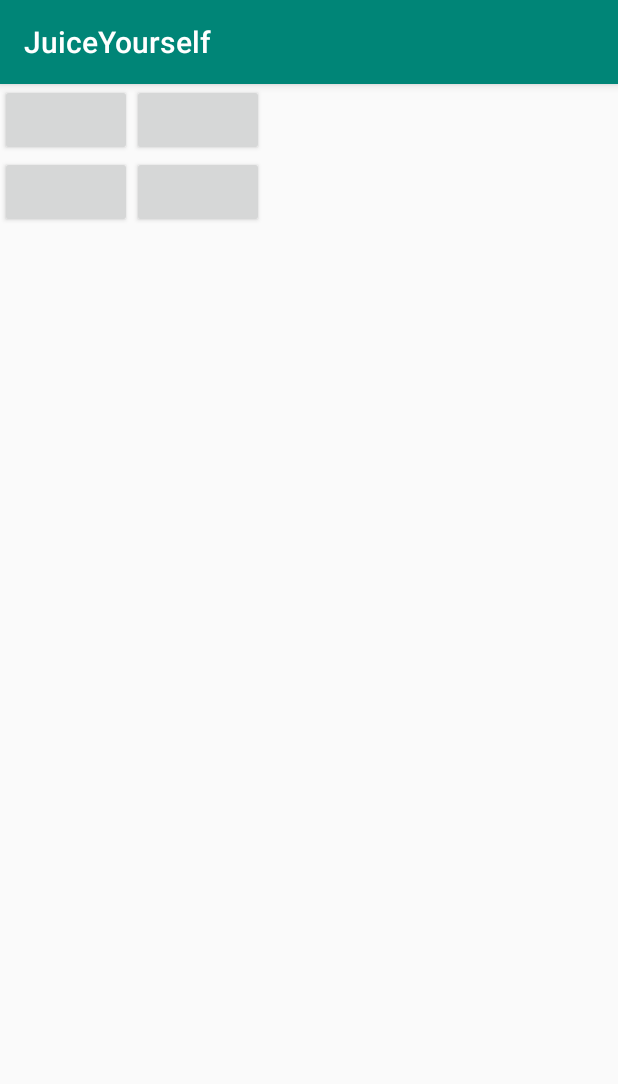
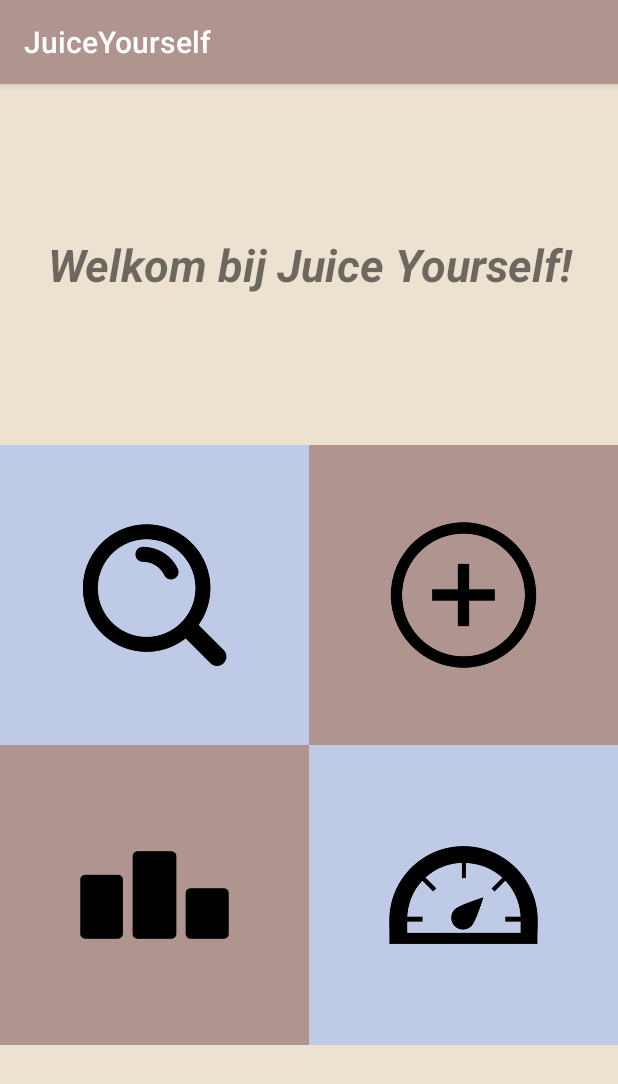
Before and after one commit to JonasDae/JuiceYourself, an Android app: the screen it shows after launch (MainActivity), on a phone screen of 412 x 824 dp. Shown: the top 1084 px of the screen. Run offline under Robolectric (Android 15) with nearby library versions, the phone set to English and light mode, and no system bars.

Commit message:
Afwerking home scherm en linken naar volgende activitys

```diff
--- a/app/src/main/java/be/thomasmore/juiceyourself/MainActivity.java
+++ b/app/src/main/java/be/thomasmore/juiceyourself/MainActivity.java
@@ -2,7 +2,9 @@ package be.thomasmore.juiceyourself;
 
 import androidx.appcompat.app.AppCompatActivity;
 
+import android.content.Intent;
 import android.os.Bundle;
+import android.view.View;
 
 public class MainActivity extends AppCompatActivity {
 
@@ -11,4 +13,24 @@ public class MainActivity extends AppCompatActivity {
         super.onCreate(savedInstanceState);
         setContentView(R.layout.activity_main);
     }
+
+    public void search_onClick(View v) {
+        Intent intent = new Intent(this, Search.class);
+        startActivity(intent);
+    }
+
+    public void add_onClick(View v) {
+        Intent intent = new Intent(this, New.class);
+        startActivity(intent);
+    }
+
+    public void top_onClick(View v) {
+        Intent intent = new Intent(this, Highscore.class);
+        startActivity(intent);
+    }
+
+    public void counter_onClick(View v) {
+        Intent intent = new Intent(this, Counter.class);
+        startActivity(intent);
+    }
 }
--- a/app/src/main/java/be/thomasmore/juiceyourself/Search.java
+++ b/app/src/main/java/be/thomasmore/juiceyourself/Search.java
@@ -1,5 +1,6 @@
 package be.thomasmore.juiceyourself;
 
+import android.content.Intent;
 import android.os.Bundle;
 
 import com.google.android.material.floatingactionbutton.FloatingActionButton;
@@ -29,5 +30,4 @@ public class Search extends AppCompatActivity {
         });
         getSupportActionBar().setDisplayHomeAsUpEnabled(true);
     }
-
 }
--- a/app/src/main/res/layout/activity_main.xml
+++ b/app/src/main/res/layout/activity_main.xml
@@ -5,7 +5,8 @@
     xmlns:app="http://schemas.android.com/apk/res-auto"
     android:layout_width="match_parent"
     android:layout_height="match_parent"
-    tools:context=".MainActivity">
+    tools:context=".MainActivity"
+    android:background="#EDE2D0">
 
     <RelativeLayout
         android:layout_width="match_parent"
@@ -18,48 +19,79 @@
         app:layout_constraintVertical_bias="0.0">
 
         <TextView
-            android:id="@+id/opmerking"
-            android:layout_width="wrap_content"
+            android:layout_marginTop="100dp"
+            android:layout_marginBottom="100dp"
+            android:id="@+id/welkom"
+            android:layout_width="fill_parent"
             android:layout_height="wrap_content"
+            android:gravity="center"
+            android:textSize="30sp"
             android:layout_alignParentTop="true"
             android:layout_alignParentLeft="true"
+            android:textStyle="bold|italic"
+            android:text="@string/welkom"
             />
 
         <TableLayout
-            android:layout_width="fill_parent"
+            android:layout_width="match_parent"
             android:layout_height="wrap_content"
-            android:weightSum="2" >
-
+            android:layout_centerHorizontal="true"
+            android:layout_below="@+id/welkom">
             <TableRow>
 
-                <Button
+                <ImageButton
+
                     android:id="@+id/button_search"
-                    android:layout_height="wrap_content"
-                    android:textSize="15sp"
+                    android:layout_height="200dp"
+                    android:layout_width="120dp"
+                    android:layout_marginBottom="0dp"
+                    android:layout_marginTop="0dp"
+                    android:layout_weight="1"
+                    android:src="@drawable/search"
+                    android:background="#BECAE6"
+                    android:scaleType="fitCenter"
+                    android:onClick="search_onClick"/>
 
-                    />
-                <Button
+                <ImageButton
                     android:id="@+id/button_add"
-                    android:layout_height="wrap_content"
-                    android:textSize="15sp"
-                    />
+                    android:layout_width="120dp"
+                    android:layout_height="200dp"
+                    android:layout_marginBottom="0dp"
+                    android:layout_weight="1"
+                    android:src="@drawable/add"
+                    android:background="#AF948F"
+                    android:scaleType="fitCenter"
+                    android:onClick="add_onClick"/>
+
             </TableRow>
-            <TableRow>
-                <Button
+
+            <TableRow >
+
+                <ImageButton
                     android:id="@+id/button_top"
-                    android:textSize="15sp"
-                    android:layout_alignParentBottom="true"
-                    android:layout_alignParentRight="true"
-                    />
+                    android:layout_width="120dp"
+                    android:layout_height="200dp"
+                    android:layout_marginBottom="0dp"
+                    android:layout_weight="1"
+                    android:src="@drawable/top"
+                    android:background="#AF948F"
+                    android:scaleType="fitCenter"
+                    android:onClick="top_onClick"/>
 
-                <Button
+                <ImageButton
                     android:id="@+id/button_counter"
-                    android:textSize="15sp"
-                    android:layout_alignParentBottom="true"
-                    />
+                    android:layout_width="120dp"
+                    android:layout_height="200dp"
+                    android:layout_marginBottom="0dp"
+                    android:layout_weight="1"
+                    android:src="@drawable/counter"
+                    android:background="#BECAE6"
+                    android:scaleType="fitCenter"
+                    android:onClick="counter_onClick"/>
             </TableRow>
 
         </TableLayout>
+
 
     </RelativeLayout>
 
--- a/app/src/main/res/values/colors.xml
+++ b/app/src/main/res/values/colors.xml
@@ -1,6 +1,6 @@
 <?xml version="1.0" encoding="utf-8"?>
 <resources>
-    <color name="colorPrimary">#008577</color>
+    <color name="colorPrimary">#AF948F</color>
     <color name="colorPrimaryDark">#00574B</color>
-    <color name="colorAccent">#D81B60</color>
+    <color name="colorAccent">#F68106</color>
 </resources>
--- a/app/src/main/res/values/strings.xml
+++ b/app/src/main/res/values/strings.xml
@@ -8,4 +8,11 @@
     <string name="title_activity_counter">Counter</string>
     <string name="title_activity_help">Help</string>
     <string name="title_activity_splash">Splash</string>
+
+    <string name="welkom">Welkom bij Juice Yourself!</string>
+    <string name="button_add">Toevoegen</string>
+    <string name="button_top">Top</string>
+    <string name="button_search">Zoeken</string>
+    <string name="button_counter">Teller</string>
+
 </resources>
```
Also changed, not shown: app/src/main/res/drawable/add.png (added), app/src/main/res/drawable/counter.png (added), app/src/main/res/drawable/search.png (added), app/src/main/res/drawable/top.png (added).
